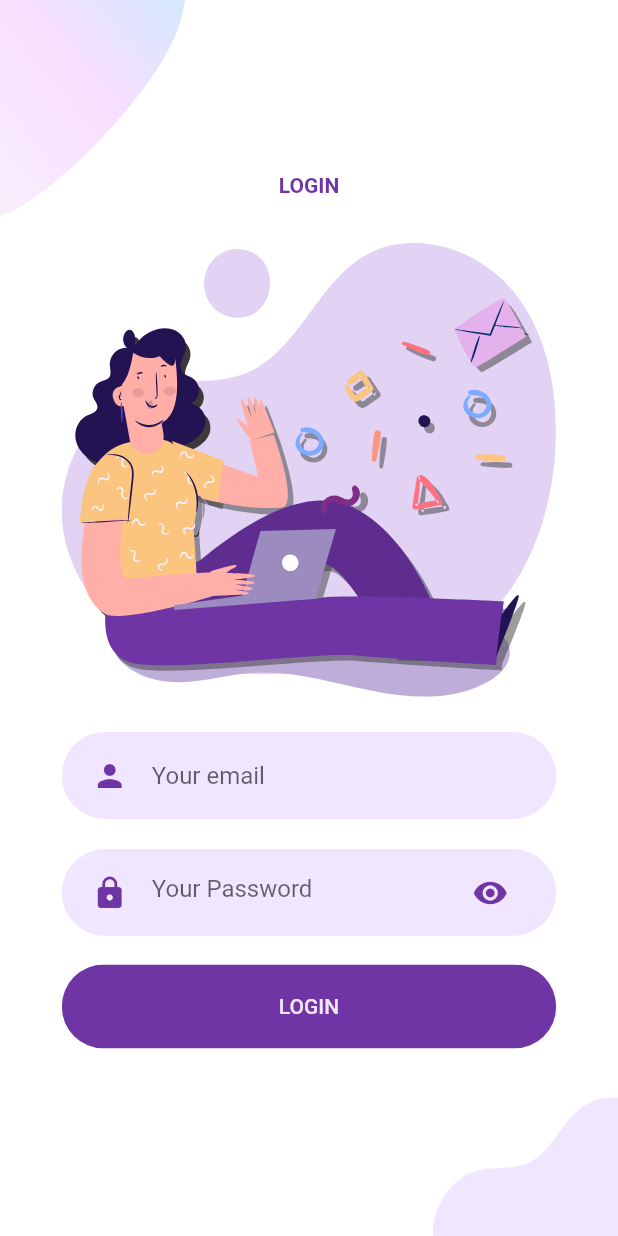
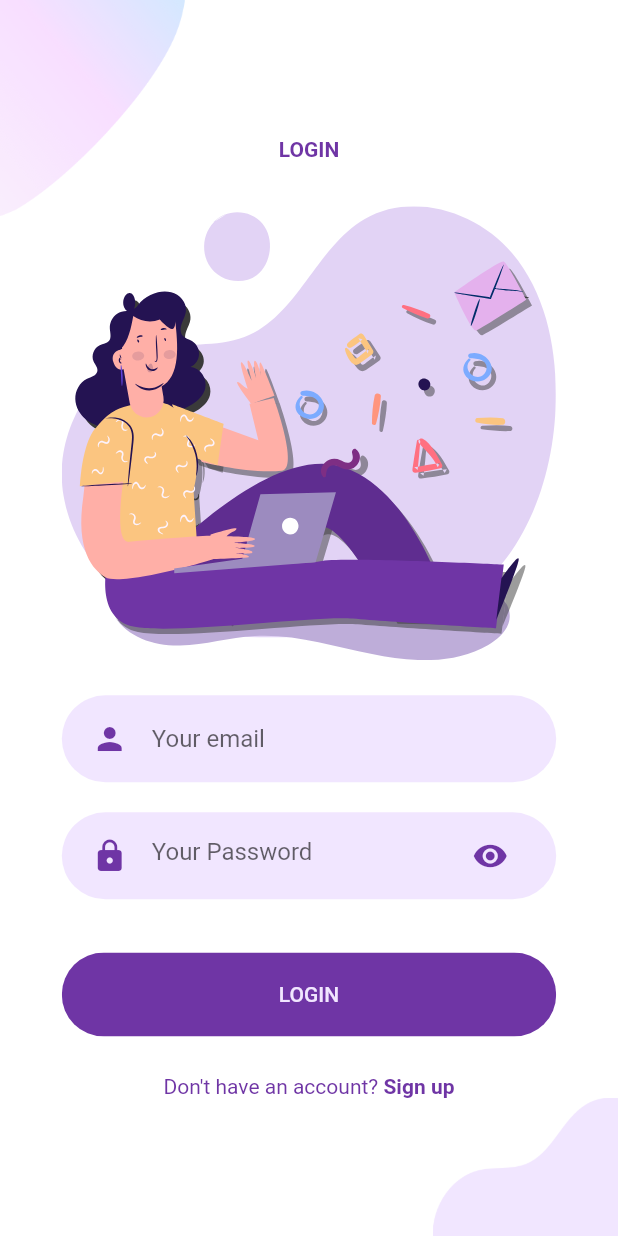
Before and after one commit to DenisBiwott/Uniclass, a Flutter app: the screen it shows after launch, after a tap on "LOGIN", on a phone screen of 412 x 824 dp. Run offline on Flutter 3.47's test engine with Material 2 defaults, Android fonts, the phone set to English and light mode, and no system bars; our stand-ins replace flutter_svg.

Commit message:
Add sign up promt
Add request sign up request in login page

```diff
--- a/lib/Screens/Login/components/body.dart
+++ b/lib/Screens/Login/components/body.dart
@@ -3,6 +3,7 @@ import 'package:flutter_svg/flutter_svg.dart';
 import 'package:uniclass/Screens/Login/components/background.dart';
 import 'package:uniclass/Screens/Login/components/password_input_field.dart';
 import 'package:uniclass/Screens/Login/components/rounded_input_field.dart';
+import 'package:uniclass/Screens/SignUp/sign_up_screen.dart';
 import 'package:uniclass/Screens/Welcome/components/rounded_button.dart';
 import 'package:uniclass/constants.dart';
 
@@ -30,19 +31,50 @@ class LoginBody extends StatelessWidget {
             ),
             RoundedInputField(
               icon: Icons.person,
-              onChanged: (value) {
-              },
+              onChanged: (value) {},
               hintText: "Your email",
             ),
             PasswordInputField(
               onChanged: (value) {},
               hintText: "Your Password",
             ),
+            SizedBox(
+              height: size.height * 0.02,
+            ),
             RoundedButton(
               text: "LOGIN",
               color: kPrimaryColor,
               textColor: kPrimaryLightColor,
               press: () {},
+            ),
+            SizedBox(
+              height: size.height * 0.02,
+            ),
+            Row(
+              mainAxisAlignment: MainAxisAlignment.center,
+              children: [
+                Text(
+                  "Don't have an account? ",
+                  style: TextStyle(color: kPrimaryColor),
+                ),
+                GestureDetector(
+                  onTap: () {
+                    Navigator.push(
+                      context,
+                      MaterialPageRoute(
+                        builder: (context) {
+                          return SignUp();
+                        },
+                      ),
+                    );
+                  },
+                  child: Text(
+                    "Sign up",
+                    style: TextStyle(
+                        fontWeight: FontWeight.bold, color: kPrimaryColor),
+                  ),
+                )
+              ],
             )
           ],
         ),
```
